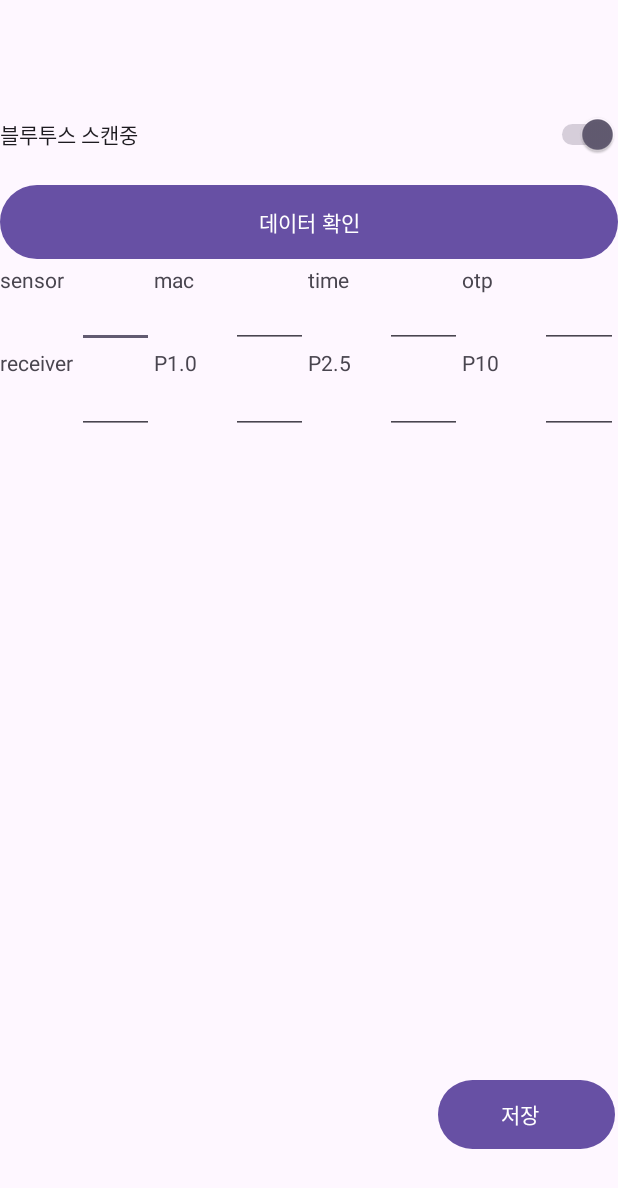
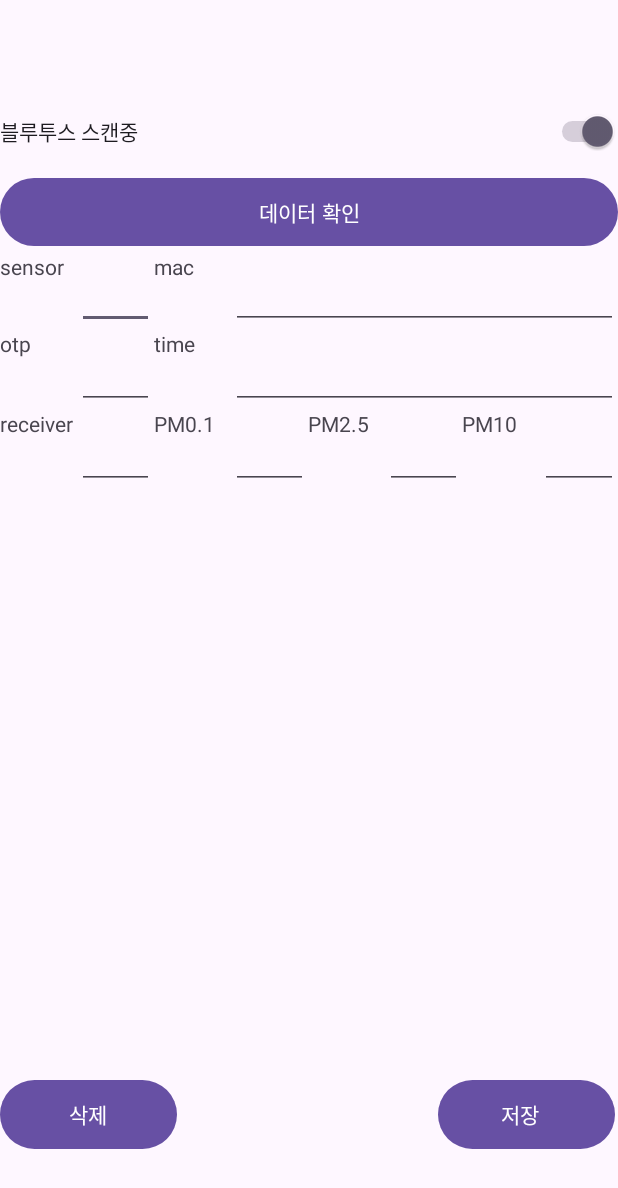
Before and after one commit to AhnJewon/Open_Source_Project_DustSensor, an Android app: the screen it shows after launch (MainActivity), on a phone screen of 412 x 824 dp. Shown: the top 1188 px of the screen. Run offline under Robolectric (Android 15) with nearby library versions, the phone set to English and light mode, and no system bars; pictures from the network do not load.

```diff
--- a/app/src/main/java/com/example/myapplication/MainActivity.java
+++ b/app/src/main/java/com/example/myapplication/MainActivity.java
@@ -5,7 +5,6 @@ import android.Manifest;
 import android.annotation.SuppressLint;
 import android.bluetooth.BluetoothAdapter;
 import android.bluetooth.BluetoothDevice;
-import android.content.Context;
 import android.content.pm.PackageManager;
 import android.graphics.Color;
 import android.os.Bundle;
@@ -67,7 +66,7 @@ public class MainActivity extends AppCompatActivity {
     private EditText ed_pm10;
     private SoundPool soundPool;
     private int soundID;
-    private boolean soundLoaded = false;
+    private int[] numofdata;
 
     public postdata postdata = new postdata();
 
@@ -76,11 +75,12 @@ public class MainActivity extends AppCompatActivity {
     List<String> mac2jo = new ArrayList<>(Arrays.asList("D8:3A:DD:79:8F:97", "D8:3A:DD:79:8F:B9",
             "D8:3A:DD:79:8F:54", "D8:3A:DD:79:8F:80"));
     List<String> mac3jo = new ArrayList<>(Arrays.asList("D8:3A:DD:79:8E:D9", "D8:3A:DD:42:AC:9A",
-            "D8:3A:DD:42:A8:FB", "D8:3A:DD:79:8E:9B"));
+            "D8:3A:DD:42:AB:FB", "D8:3A:DD:79:8E:9B"));
     List<String> mac4jo = new ArrayList<>(Arrays.asList("D8:3A:DD:78:A7:1A", "D8:3A:DD:79:8E:BF",
             "D8:3A:DD:79:8E:92", "D8:3A:DD:79:8F:59"));
     List<String> mac5jo = new ArrayList<>(Arrays.asList("B8:27:EB:47:8D:50", "B8:27:EB:D3:40:06",
             "B8:27:EB:E4:D0:FC", "B8:27:EB:57:71:7D"));
+
 
 
     @SuppressLint("MissingInflatedId")
@@ -90,23 +90,11 @@ public class MainActivity extends AppCompatActivity {
         EdgeToEdge.enable(this);
         setContentView(R.layout.activity_main);
 
-        //성공 효과음 설정
-        AudioAttributes audioAttributes = new AudioAttributes.Builder()
-                .setUsage(AudioAttributes.USAGE_GAME)
-                .setContentType(AudioAttributes.CONTENT_TYPE_SONIFICATION)
-                .build();
-
-        soundPool = new SoundPool.Builder()
-                .setMaxStreams(1)
-                .setAudioAttributes(audioAttributes)
-                .build();
-
-        soundID = soundPool.load(this, R.raw.iponenew, 1);
-
         TextView tv = findViewById(R.id.tv);
         Button bt_show = findViewById(R.id.bt_show);
 
         Button bt_store = findViewById(R.id.bt_store);
+        Button bt_delet = findViewById(R.id.bt_delet);
 
         sw_bt = findViewById(R.id.sw_bt);
         ed_sens = findViewById(R.id.ed_sens);
@@ -147,15 +135,18 @@ public class MainActivity extends AppCompatActivity {
             blead.enable();
         blead.startLeScan(scancallback_le);
 
-//        sw_bt.setOnClickListener(new View.OnClickListener() {
-//            @Override
-//            public void onClick(View view) {
-//                sw_bt.setChecked(true);
-//                blead.startLeScan(scancallback_le);
-//            }
-//        });
 
+        AudioAttributes audioAttributes = new AudioAttributes.Builder()
+                .setUsage(AudioAttributes.USAGE_GAME)
+                .setContentType(AudioAttributes.CONTENT_TYPE_SONIFICATION)
+                .build();
 
+        soundPool = new SoundPool.Builder()
+                .setMaxStreams(1)
+                .setAudioAttributes(audioAttributes)
+                .build();
+
+        soundID = soundPool.load(this, R.raw.iponenew, 1);
 
         bt_store.setOnClickListener(new View.OnClickListener() {
             @Override
@@ -169,7 +160,7 @@ public class MainActivity extends AppCompatActivity {
                     }
 
 
-                    FileWriter fw = new FileWriter(file.getAbsoluteFile());
+                    FileWriter fw = new FileWriter(file.getAbsoluteFile(), true);
                     BufferedWriter bw = new BufferedWriter(fw);
 
                     for (int j = 0; j < datalist.size(); j++) {
@@ -199,6 +190,33 @@ public class MainActivity extends AppCompatActivity {
 
             }
         });
+        bt_delet.setOnClickListener(new View.OnClickListener() {
+            @Override
+            public void onClick(View view) {
+
+
+                try {
+                    File file = new File(Environment.getExternalStorageDirectory().getAbsoluteFile() + "/store_test.csv");
+                    if (!file.exists()) {
+                        file.createNewFile();
+                    }
+
+
+                    FileWriter fw = new FileWriter(file.getAbsoluteFile());
+                    BufferedWriter bw = new BufferedWriter(fw);
+
+                    bw.write("");
+
+                    bw.close();
+                    fw.close();
+                } catch (IOException e) {
+                    throw new RuntimeException(e);
+                }
+
+
+
+            }
+                                    });
 
         bt_show.setOnClickListener(new View.OnClickListener() {
             @Override
@@ -247,6 +265,7 @@ public class MainActivity extends AppCompatActivity {
     private BluetoothAdapter.LeScanCallback scancallback_le = new BluetoothAdapter.LeScanCallback() {
 
 
+
         @Override
         public void onLeScan(BluetoothDevice device, int rssi, byte[] scanRecord) {
             Log.i("ble", "스캔됨");
@@ -265,11 +284,11 @@ public class MainActivity extends AppCompatActivity {
             if (mac1jo.contains(MacAdd) || mac2jo.contains(MacAdd) || mac3jo.contains(MacAdd) ||
                     mac4jo.contains(MacAdd) || mac5jo.contains(MacAdd) || MacAdd.equals("B8:27:EB:7F:E7:58")) {
                 Log.i("MAC", MacAdd);
-                //여기에 효과음
+
                 soundPool.play(soundID, 1, 1, 0, 0, 1);
 
-                blead.stopLeScan(scancallback_le);
-                sw_bt.setChecked(false);
+                //blead.stopLeScan(scancallback_le);
+                //sw_bt.setChecked(false);
 
                 if (mac1jo.contains(MacAdd)) {
                     sensor = "1jo";
@@ -281,7 +300,7 @@ public class MainActivity extends AppCompatActivity {
                     sensor = "4jo";
                 } else if (mac5jo.contains(MacAdd)) {
                     sensor = "5jo";
-                } else if(MacAdd.equals("B8:27:EB:7F:E7:58")){
+                } else if (MacAdd.equals("B8:27:EB:7F:E7:58")) {
                     sensor = "ta";
                 }
 
@@ -296,8 +315,6 @@ public class MainActivity extends AppCompatActivity {
                 ed_pm1_0.setText(pm[0]);
                 ed_pm25.setText(pm[1]);
                 ed_pm10.setText(pm[2]);
-
-
 
                 //여기부터 토스트메시지+ 색상바꾸기 코드
                 int intTwo = Integer.parseInt(pm[1]);
@@ -342,12 +359,18 @@ public class MainActivity extends AppCompatActivity {
 
                 Toast.makeText(getApplicationContext(), text1 + "\n" + text2, Toast.LENGTH_LONG).show();
 
-
                 BLEdata_storage ble = new BLEdata_storage(sensor, MacAdd, Integer.parseInt(datasplit[1]), Integer.parseInt(datasplit[0]), "1jo", pm[0],pm[1],pm[2]);
 
                 datalist.add(ble);
+                try {
+                    Thread.sleep(1000);
+                } catch (InterruptedException e) {
+                    throw new RuntimeException(e);
+                }
 
                 sendData(postdata);
+
+
 
             }
 
@@ -413,17 +436,8 @@ public class MainActivity extends AppCompatActivity {
             Log.i("SensorTwo", sensortwo);
             Log.i("SensorThree", sensorthree);
             Log.i("sensordata: ", sensordata);
-
-
         }
 
-//        int index = pass.indexOf("998899");
-//        if(index != -1) {
-//            pass = pass.substring(index + 6);
-//            index = pass.indexOf("998899");
-//            pass = pass.substring(0, index);
-//            Log.i("password", pass);
-//        }
 
         //,로 join
         pass = String.join(",", timeotp, sensingtime, sensordata);
@@ -448,9 +462,6 @@ public class MainActivity extends AppCompatActivity {
         return pass;
     }
 
-
-
-
     private Boolean sendData(postdata postjson) {
 
         Gson gson = new GsonBuilder().setLenient().create();
@@ -465,7 +476,6 @@ public class MainActivity extends AppCompatActivity {
 
         Call<String> call = null;
         call = service.post(postjson.sensor, postjson.mac, postjson.receiver, postjson.time, postjson.otp, postjson.data);
-        //call = service.post("1jo", "D8:3A:DD:42:AC:64", "1jo","1713166634", "116", "0/11/9");
 
         final String[] callback = new String[1];
         call.enqueue(new Callback<String>() {
@@ -482,8 +492,6 @@ public class MainActivity extends AppCompatActivity {
 
         });
 
-        //Boolean ch = callback[0].contains("correct");
-
 
         return true;
     }
--- a/app/src/main/res/layout/activity_main.xml
+++ b/app/src/main/res/layout/activity_main.xml
@@ -50,50 +50,57 @@
         <TextView
             android:layout_width="0dp"
             android:layout_height="match_parent"
-            android:layout_weight="1"
+            android:layout_weight="0.125"
             android:text="sensor" />
 
         <EditText
             android:id="@+id/ed_sens"
             android:layout_width="0dp"
             android:layout_height="match_parent"
-            android:layout_weight="1" />
+            android:layout_weight="0.125" />
 
         <TextView
             android:layout_width="0dp"
             android:layout_height="match_parent"
-            android:layout_weight="1"
+            android:layout_weight="0.125"
             android:text="mac" />
 
         <EditText
             android:id="@+id/ed_mac"
             android:layout_width="0dp"
             android:layout_height="match_parent"
-            android:layout_weight="1" />
+            android:layout_weight="0.625" />
+
+    </LinearLayout>
+
+    <LinearLayout
+        android:layout_width="match_parent"
+        android:layout_height="53dp"
+        android:orientation="horizontal">
 
         <TextView
             android:layout_width="0dp"
             android:layout_height="match_parent"
-            android:layout_weight="1"
+            android:layout_weight="0.125"
+            android:text="otp" />
+
+        <EditText
+            android:id="@+id/ed_otp"
+            android:layout_width="0dp"
+            android:layout_height="match_parent"
+            android:layout_weight="0.125" />
+
+        <TextView
+            android:layout_width="0dp"
+            android:layout_height="match_parent"
+            android:layout_weight="0.125"
             android:text="time" />
 
         <EditText
             android:id="@+id/ed_time"
             android:layout_width="0dp"
             android:layout_height="match_parent"
-            android:layout_weight="1" />
-
-        <TextView
-            android:layout_width="0dp"
-            android:layout_height="match_parent"
-            android:layout_weight="1"
-            android:text="otp" />
-
-        <EditText
-            android:id="@+id/ed_otp"
-            android:layout_width="0dp"
-            android:layout_height="match_parent"
-            android:layout_weight="1" />
+            android:layout_weight="0.625" />
 
     </LinearLayout>
 
@@ -119,7 +126,7 @@
             android:layout_width="0dp"
             android:layout_height="match_parent"
             android:layout_weight="1"
-            android:text="P1.0" />
+            android:text="PM0.1" />
 
         <EditText
             android:id="@+id/ed_pm1.0"
@@ -131,7 +138,7 @@
             android:layout_width="0dp"
             android:layout_height="match_parent"
             android:layout_weight="1"
-            android:text="P2.5" />
+            android:text="PM2.5" />
 
         <EditText
             android:id="@+id/ed_pm2.5"
@@ -143,7 +150,7 @@
             android:layout_width="0dp"
             android:layout_height="match_parent"
             android:layout_weight="1"
-            android:text="P10" />
+            android:text="PM10" />
 
         <EditText
             android:id="@+id/ed_pm10"
@@ -172,7 +179,15 @@
             android:layout_width="292dp"
             android:layout_height="match_parent"
             android:layout_weight="0"
-            android:orientation="horizontal"></LinearLayout>
+            android:orientation="horizontal">
+
+            <Button
+                android:id="@+id/bt_delet"
+                android:layout_width="118dp"
+                android:layout_height="match_parent"
+                android:layout_weight="0"
+                android:text="삭제" />
+        </LinearLayout>
 
         <Button
             android:id="@+id/bt_store"
```
